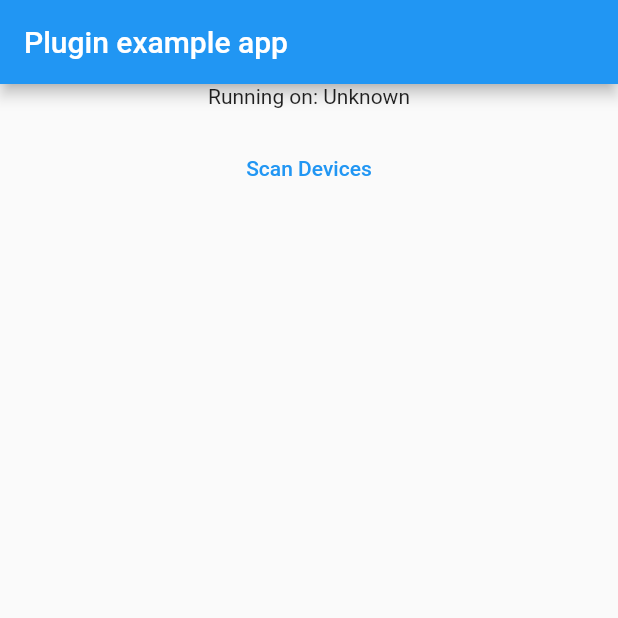
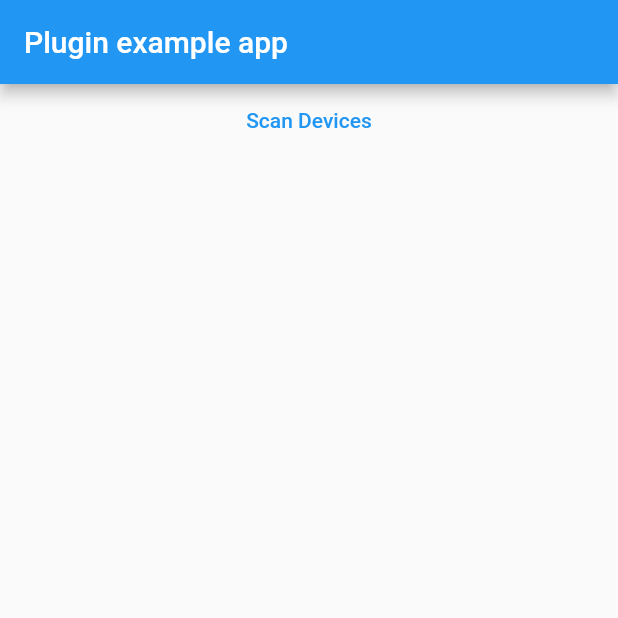
Before and after one commit to infiniteloopcloud/simpleblue, a Flutter app: the screen it shows after launch, on a phone screen of 412 x 824 dp, the top half of it. Run offline on Flutter 3.47's test engine with Material 2 defaults, Android fonts, the phone set to English and light mode, and no system bars; our stand-ins replace plugin_platform_interface.

Commit message:
Removed unused field;

```diff
--- a/example/lib/main.dart
+++ b/example/lib/main.dart
@@ -20,7 +20,6 @@ const serviceUUID = null;
 const scanTimeout = 15000;
 
 class _MyAppState extends State<MyApp> {
-  String _platformVersion = 'Unknown';
   final _simplebluePlugin = Simpleblue();
 
   BluetoothDevice? _connectedDevice;
@@ -62,7 +61,6 @@ class _MyAppState extends State<MyApp> {
           title: const Text('Plugin example app'),
         ),
         body: Column(children: [
-          Text('Running on: $_platformVersion\n'),
           TextButton(
               child: Text('Scan Devices'),
               onPressed: () {
```
